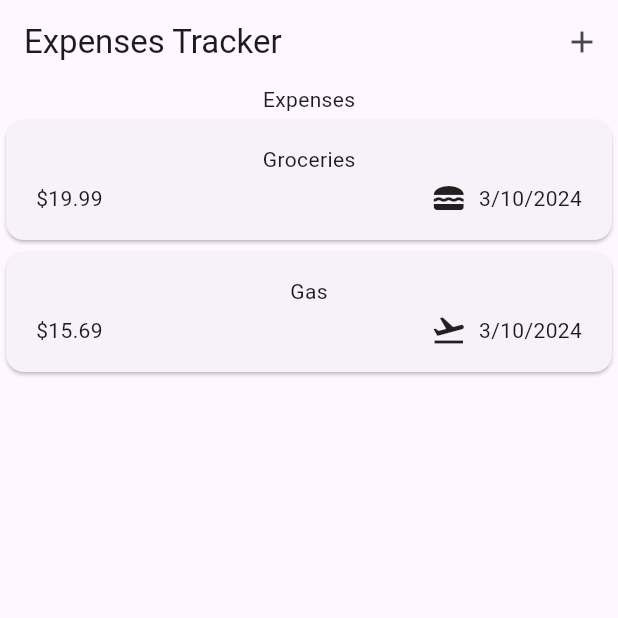
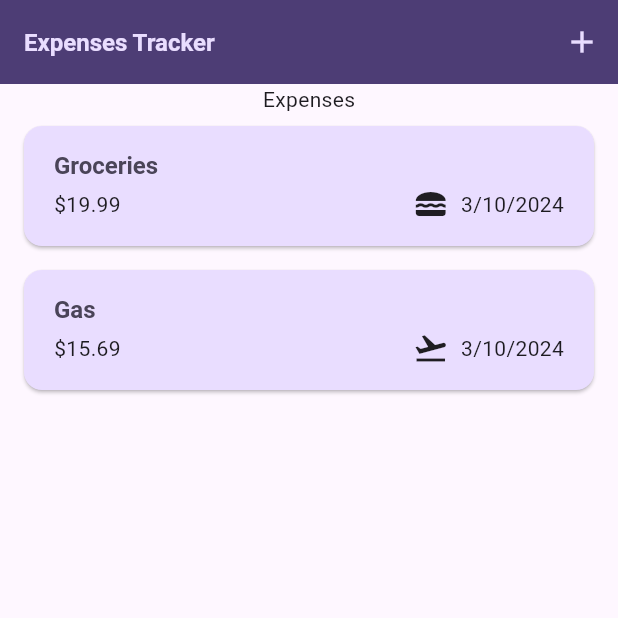
Before and after one commit to bennykim/mniii-flutter-daily-tracker, a Flutter app: the screen it shows after launch, on a phone screen of 412 x 824 dp, the top half of it. Run offline on Flutter 3.47's test engine with Material 3 defaults, Android fonts, the phone set to English and light mode, and no system bars; our stand-ins replace flutter_dotenv, google_fonts, shared_preferences.

Commit message:
refactor: update theme and styles configuration

```diff
--- a/lib/widgets/cost/expenses_item.dart
+++ b/lib/widgets/cost/expenses_item.dart
@@ -15,8 +15,12 @@
           vertical: 16,
         ),
         child: Column(
+          crossAxisAlignment: CrossAxisAlignment.start,
           children: [
-            Text(expense.title),
+            Text(
+              expense.title,
+              style: Theme.of(context).textTheme.titleLarge,
+            ),
             const SizedBox(height: 4),
             Row(
               children: [
--- a/lib/widgets/cost/expenses_list.dart
+++ b/lib/widgets/cost/expenses_list.dart
@@ -18,6 +18,12 @@
       itemCount: expenses.length,
       itemBuilder: (ctx, idx) => Dismissible(
         key: ValueKey(expenses[idx]),
+        background: Container(
+          color: Theme.of(context).colorScheme.error.withOpacity(0.75),
+          margin: EdgeInsets.symmetric(
+            horizontal: Theme.of(context).cardTheme.margin!.horizontal,
+          ),
+        ),
         onDismissed: (direction) {
           onRemoveExpense(expenses[idx]);
         },
--- a/lib/widgets/cost/new_expense.dart
+++ b/lib/widgets/cost/new_expense.dart
@@ -126,6 +126,7 @@
           ),
           const SizedBox(height: 16),
           Row(
+            mainAxisAlignment: MainAxisAlignment.spaceBetween,
             children: [
               DropdownButton(
                   value: _selectedCategory,
```
Also changed, not shown: lib/main.dart (+30 -2 lines).
